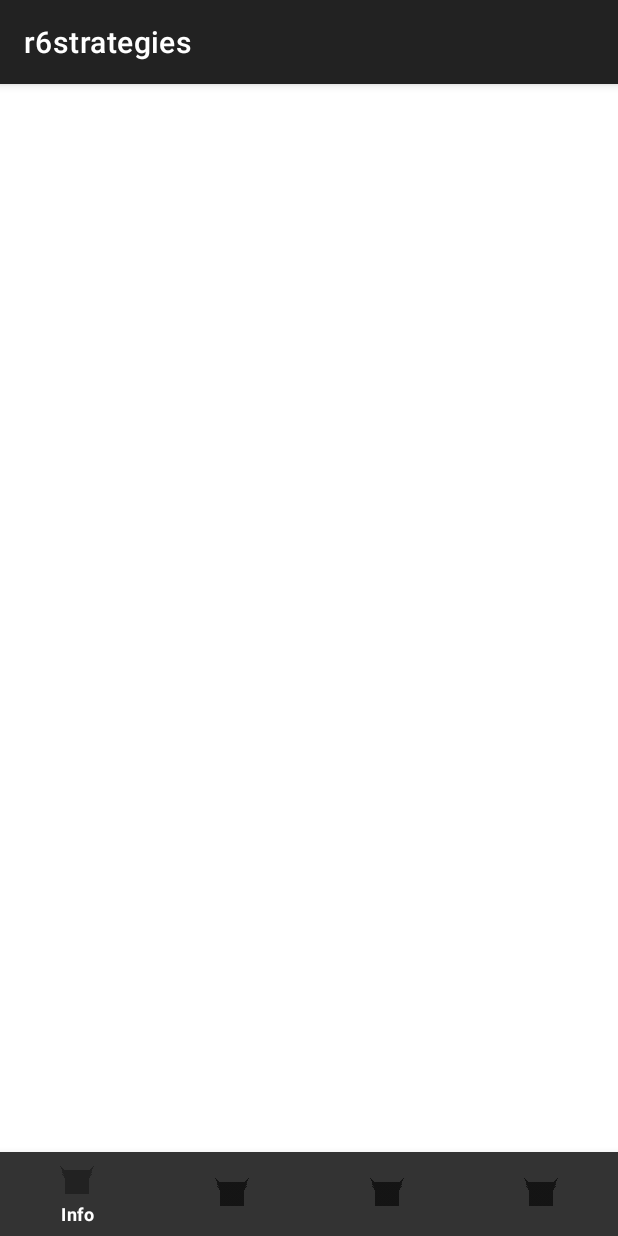
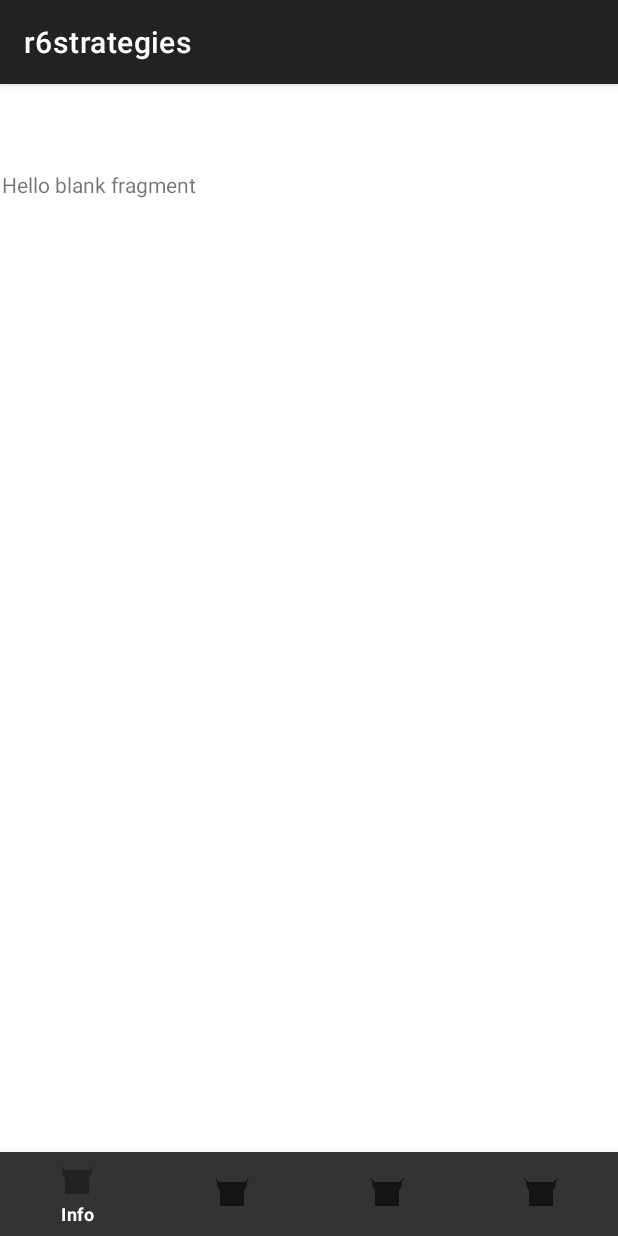
Before and after one commit to Peppone248/r6strategies, an Android app: the Valkyrie screen opened directly, with no data from a screen before it, on a phone screen of 412 x 824 dp. Run offline under Robolectric (Android 15) with nearby library versions, the phone set to English and light mode, and no system bars.

Commit message:
Ritorno alla versione precedente Activity collegata alla cardview Creazione fragment per gli operatori

```diff
--- /dev/null
+++ b/app/src/main/java/com/example/r6strategies/ValkyrieGadget.java
@@ -0,0 +1,64 @@
+package com.example.r6strategies;
+
+import android.os.Bundle;
+
+import androidx.fragment.app.Fragment;
+
+import android.view.LayoutInflater;
+import android.view.View;
+import android.view.ViewGroup;
+
+/**
+ * A simple {@link Fragment} subclass.
+ * Use the {@link ValkyrieGadget#newInstance} factory method to
+ * create an instance of this fragment.
+ */
+public class ValkyrieGadget extends Fragment {
+
+    // TODO: Rename parameter arguments, choose names that match
+    // the fragment initialization parameters, e.g. ARG_ITEM_NUMBER
+    private static final String ARG_PARAM1 = "param1";
+    private static final String ARG_PARAM2 = "param2";
+
+    // TODO: Rename and change types of parameters
+    private String mParam1;
+    private String mParam2;
+
+    public ValkyrieGadget() {
+        // Required empty public constructor
+    }
+
+    /**
+     * Use this factory method to create a new instance of
+     * this fragment using the provided parameters.
+     *
+     * @param param1 Parameter 1.
+     * @param param2 Parameter 2.
+     * @return A new instance of fragment ValkyrieGadget.
+     */
+    // TODO: Rename and change types and number of parameters
+    public static ValkyrieGadget newInstance(String param1, String param2) {
+        ValkyrieGadget fragment = new ValkyrieGadget();
+        Bundle args = new Bundle();
+        args.putString(ARG_PARAM1, param1);
+        args.putString(ARG_PARAM2, param2);
+        fragment.setArguments(args);
+        return fragment;
+    }
+
+    @Override
+    public void onCreate(Bundle savedInstanceState) {
+        super.onCreate(savedInstanceState);
+        if (getArguments() != null) {
+            mParam1 = getArguments().getString(ARG_PARAM1);
+            mParam2 = getArguments().getString(ARG_PARAM2);
+        }
+    }
+
+    @Override
+    public View onCreateView(LayoutInflater inflater, ViewGroup container,
+                             Bundle savedInstanceState) {
+        // Inflate the layout for this fragment
+        return inflater.inflate(R.layout.fragment_valkyrie_gadget, container, false);
+    }
+}
--- /dev/null
+++ b/app/src/main/java/com/example/r6strategies/ValkyrieInfo.java
@@ -0,0 +1,64 @@
+package com.example.r6strategies;
+
+import android.os.Bundle;
+
+import androidx.fragment.app.Fragment;
+
+import android.view.LayoutInflater;
+import android.view.View;
+import android.view.ViewGroup;
+
+/**
+ * A simple {@link Fragment} subclass.
+ * Use the {@link ValkyrieInfo#newInstance} factory method to
+ * create an instance of this fragment.
+ */
+public class ValkyrieInfo extends Fragment {
+
+    // TODO: Rename parameter arguments, choose names that match
+    // the fragment initialization parameters, e.g. ARG_ITEM_NUMBER
+    private static final String ARG_PARAM1 = "param1";
+    private static final String ARG_PARAM2 = "param2";
+
+    // TODO: Rename and change types of parameters
+    private String mParam1;
+    private String mParam2;
+
+    public ValkyrieInfo() {
+        // Required empty public constructor
+    }
+
+    /**
+     * Use this factory method to create a new instance of
+     * this fragment using the provided parameters.
+     *
+     * @param param1 Parameter 1.
+     * @param param2 Parameter 2.
+     * @return A new instance of fragment ValkyrieInfo.
+     */
+    // TODO: Rename and change types and number of parameters
+    public static ValkyrieInfo newInstance(String param1, String param2) {
+        ValkyrieInfo fragment = new ValkyrieInfo();
+        Bundle args = new Bundle();
+        args.putString(ARG_PARAM1, param1);
+        args.putString(ARG_PARAM2, param2);
+        fragment.setArguments(args);
+        return fragment;
+    }
+
+    @Override
+    public void onCreate(Bundle savedInstanceState) {
+        super.onCreate(savedInstanceState);
+        if (getArguments() != null) {
+            mParam1 = getArguments().getString(ARG_PARAM1);
+            mParam2 = getArguments().getString(ARG_PARAM2);
+        }
+    }
+
+    @Override
+    public View onCreateView(LayoutInflater inflater, ViewGroup container,
+                             Bundle savedInstanceState) {
+        // Inflate the layout for this fragment
+        return inflater.inflate(R.layout.fragment_valkyrie_info, container, false);
+    }
+}
--- /dev/null
+++ b/app/src/main/java/com/example/r6strategies/ValkyrieLoadout.java
@@ -0,0 +1,64 @@
+package com.example.r6strategies;
+
+import android.os.Bundle;
+
+import androidx.fragment.app.Fragment;
+
+import android.view.LayoutInflater;
+import android.view.View;
+import android.view.ViewGroup;
+
+/**
+ * A simple {@link Fragment} subclass.
+ * Use the {@link ValkyrieLoadout#newInstance} factory method to
+ * create an instance of this fragment.
+ */
+public class ValkyrieLoadout extends Fragment {
+
+    // TODO: Rename parameter arguments, choose names that match
+    // the fragment initialization parameters, e.g. ARG_ITEM_NUMBER
+    private static final String ARG_PARAM1 = "param1";
+    private static final String ARG_PARAM2 = "param2";
+
+    // TODO: Rename and change types of parameters
+    private String mParam1;
+    private String mParam2;
+
+    public ValkyrieLoadout() {
+        // Required empty public constructor
+    }
+
+    /**
+     * Use this factory method to create a new instance of
+     * this fragment using the provided parameters.
+     *
+     * @param param1 Parameter 1.
+     * @param param2 Parameter 2.
+     * @return A new instance of fragment ValkyrieLoadout.
+     */
+    // TODO: Rename and change types and number of parameters
+    public static ValkyrieLoadout newInstance(String param1, String param2) {
+        ValkyrieLoadout fragment = new ValkyrieLoadout();
+        Bundle args = new Bundle();
+        args.putString(ARG_PARAM1, param1);
+        args.putString(ARG_PARAM2, param2);
+        fragment.setArguments(args);
+        return fragment;
+    }
+
+    @Override
+    public void onCreate(Bundle savedInstanceState) {
+        super.onCreate(savedInstanceState);
+        if (getArguments() != null) {
+            mParam1 = getArguments().getString(ARG_PARAM1);
+            mParam2 = getArguments().getString(ARG_PARAM2);
+        }
+    }
+
+    @Override
+    public View onCreateView(LayoutInflater inflater, ViewGroup container,
+                             Bundle savedInstanceState) {
+        // Inflate the layout for this fragment
+        return inflater.inflate(R.layout.fragment_valkyrie_loadout, container, false);
+    }
+}
--- /dev/null
+++ b/app/src/main/java/com/example/r6strategies/ValkyrieRole.java
@@ -0,0 +1,64 @@
+package com.example.r6strategies;
+
+import android.os.Bundle;
+
+import androidx.fragment.app.Fragment;
+
+import android.view.LayoutInflater;
+import android.view.View;
+import android.view.ViewGroup;
+
+/**
+ * A simple {@link Fragment} subclass.
+ * Use the {@link ValkyrieRole#newInstance} factory method to
+ * create an instance of this fragment.
+ */
+public class ValkyrieRole extends Fragment {
+
+    // TODO: Rename parameter arguments, choose names that match
+    // the fragment initialization parameters, e.g. ARG_ITEM_NUMBER
+    private static final String ARG_PARAM1 = "param1";
+    private static final String ARG_PARAM2 = "param2";
+
+    // TODO: Rename and change types of parameters
+    private String mParam1;
+    private String mParam2;
+
+    public ValkyrieRole() {
+        // Required empty public constructor
+    }
+
+    /**
+     * Use this factory method to create a new instance of
+     * this fragment using the provided parameters.
+     *
+     * @param param1 Parameter 1.
+     * @param param2 Parameter 2.
+     * @return A new instance of fragment ValkyrieRole.
+     */
+    // TODO: Rename and change types and number of parameters
+    public static ValkyrieRole newInstance(String param1, String param2) {
+        ValkyrieRole fragment = new ValkyrieRole();
+        Bundle args = new Bundle();
+        args.putString(ARG_PARAM1, param1);
+        args.putString(ARG_PARAM2, param2);
+        fragment.setArguments(args);
+        return fragment;
+    }
+
+    @Override
+    public void onCreate(Bundle savedInstanceState) {
+        super.onCreate(savedInstanceState);
+        if (getArguments() != null) {
+            mParam1 = getArguments().getString(ARG_PARAM1);
+            mParam2 = getArguments().getString(ARG_PARAM2);
+        }
+    }
+
+    @Override
+    public View onCreateView(LayoutInflater inflater, ViewGroup container,
+                             Bundle savedInstanceState) {
+        // Inflate the layout for this fragment
+        return inflater.inflate(R.layout.fragment_valkyrie_role, container, false);
+    }
+}
--- a/app/src/main/java/com/example/r6strategies/oregon/Valkyrie.java
+++ b/app/src/main/java/com/example/r6strategies/oregon/Valkyrie.java
@@ -2,40 +2,69 @@ package com.example.r6strategies.oregon;
 
 import androidx.annotation.NonNull;
 import androidx.appcompat.app.AppCompatActivity;
+import androidx.fragment.app.Fragment;
+import androidx.fragment.app.FragmentManager;
 
 import android.os.Bundle;
 import android.view.MenuItem;
 import android.widget.Toast;
 
 import com.example.r6strategies.R;
+import com.example.r6strategies.ValkyrieGadget;
+import com.example.r6strategies.ValkyrieInfo;
+import com.example.r6strategies.ValkyrieLoadout;
+import com.example.r6strategies.ValkyrieRole;
 import com.google.android.material.bottomnavigation.BottomNavigationView;
 
 public class Valkyrie extends AppCompatActivity {
 
     BottomNavigationView navView;
+    final Fragment fragment1 = new ValkyrieInfo();
+    final Fragment fragment2 = new ValkyrieRole();
+    final Fragment fragment3 = new ValkyrieGadget();
+    final Fragment fragment4 = new ValkyrieLoadout();
+    final FragmentManager fm = getSupportFragmentManager();
+    Fragment active = fragment1;
 
     @Override
     protected void onCreate(Bundle savedInstanceState) {
         super.onCreate(savedInstanceState);
         setContentView(R.layout.activity_valkyrie);
         navView = findViewById(R.id.navigationView);
+        navView.setOnNavigationItemSelectedListener(mOnNavigationItemSelectedListener);
 
-        navView.setOnNavigationItemSelectedListener(new BottomNavigationView.OnNavigationItemSelectedListener() {
+        fm.beginTransaction().add(R.id.main_container, fragment4, "3").hide(fragment4).commit();
+        fm.beginTransaction().add(R.id.main_container, fragment3, "3").hide(fragment3).commit();
+        fm.beginTransaction().add(R.id.main_container, fragment2, "2").hide(fragment2).commit();
+        fm.beginTransaction().add(R.id.main_container,fragment1, "1").commit();
+    }
+
+    private BottomNavigationView.OnNavigationItemSelectedListener mOnNavigationItemSelectedListener = new BottomNavigationView.OnNavigationItemSelectedListener() {
         @Override
         public boolean onNavigationItemSelected(@NonNull MenuItem item) {
             switch (item.getItemId()){
+                case R.id.navigation_info:
+                    Toast.makeText(Valkyrie.this, "INFO", Toast.LENGTH_SHORT).show();
+                    fm.beginTransaction().hide(active).show(fragment1).commit();
+                    active = fragment1;
+
                 case R.id.navigation_role:
                     Toast.makeText(Valkyrie.this, "ROLE", Toast.LENGTH_SHORT).show();
-                        break;
+                    fm.beginTransaction().hide(active).show(fragment2).commit();
+                    active = fragment2;
+                    return true;
                 case R.id.navigation_gadget:
                     Toast.makeText(Valkyrie.this, "GADGET", Toast.LENGTH_SHORT).show();
-                        break;
+                    fm.beginTransaction().hide(active).show(fragment3).commit();
+                    active = fragment3;
+                    return true;
                 case R.id.navigation_loadout:
                     Toast.makeText(Valkyrie.this, "LOADOUT", Toast.LENGTH_SHORT).show();
-                        break;
-                }
+                    fm.beginTransaction().hide(active).show(fragment4).commit();
+                    active = fragment4;
                     return true;
             }
-        });
+            return false;
         }
+    };
 }
--- a/app/src/main/res/layout/activity_valkyrie.xml
+++ b/app/src/main/res/layout/activity_valkyrie.xml
@@ -1,11 +1,44 @@
 <?xml version="1.0" encoding="utf-8"?>
-<RelativeLayout
+<androidx.constraintlayout.widget.ConstraintLayout
     android:layout_width="match_parent"
     android:layout_height="match_parent"
     xmlns:app="http://schemas.android.com/apk/res-auto"
     xmlns:tools="http://schemas.android.com/tools"
     xmlns:android="http://schemas.android.com/apk/res/android"
     tools:context=".oregon.Valkyrie">
+
+    <!-- Appbar -->
+    <com.google.android.material.appbar.AppBarLayout
+        android:id="@+id/appBarLayout"
+        android:layout_width="match_parent"
+        android:layout_height="wrap_content"
+        android:visibility="invisible"
+        app:layout_constraintEnd_toEndOf="parent"
+        app:layout_constraintStart_toStartOf="parent"
+        app:layout_constraintTop_toTopOf="parent">
+
+        <!-- Toolbar -->
+        <androidx.appcompat.widget.Toolbar
+            android:id="@+id/toolbar"
+            android:layout_width="match_parent"
+            android:layout_height="?attr/actionBarSize"
+            android:visibility="invisible"
+            />
+
+    </com.google.android.material.appbar.AppBarLayout>
+
+    <!-- Fragments Container -->
+
+    <include
+        layout="@layout/content_main"
+        android:layout_width="0dp"
+        android:layout_height="0dp"
+        app:layout_constraintBottom_toTopOf="@+id/navigationView"
+        app:layout_constraintEnd_toEndOf="parent"
+        app:layout_constraintStart_toStartOf="parent"
+        app:layout_constraintTop_toBottomOf="@+id/appBarLayout" />
+
+
 
     <com.google.android.material.bottomnavigation.BottomNavigationView
         android:id="@+id/navigationView"
@@ -18,4 +51,4 @@
         app:menu="@menu/navigation"
         tools:ignore="MissingConstraints" />
 
-</RelativeLayout>
+</androidx.constraintlayout.widget.ConstraintLayout>
--- /dev/null
+++ b/app/src/main/res/layout/content_main.xml
@@ -0,0 +1,12 @@
+<?xml version="1.0" encoding="utf-8"?>
+<FrameLayout xmlns:android="http://schemas.android.com/apk/res/android"
+    xmlns:app="http://schemas.android.com/apk/res-auto"
+    xmlns:tools="http://schemas.android.com/tools"
+    android:layout_width="match_parent"
+    android:layout_height="match_parent"
+    tools:context=".oregon.Valkyrie"
+    tools:showIn="@layout/activity_valkyrie"
+    android:padding="1dp"
+    android:id="@+id/main_container">
+
+</FrameLayout>
--- /dev/null
+++ b/app/src/main/res/layout/fragment_valkyrie_info.xml
@@ -0,0 +1,14 @@
+<?xml version="1.0" encoding="utf-8"?>
+<FrameLayout xmlns:android="http://schemas.android.com/apk/res/android"
+    xmlns:tools="http://schemas.android.com/tools"
+    android:layout_width="match_parent"
+    android:layout_height="match_parent"
+    tools:context=".ValkyrieInfo">
+
+    <!-- TODO: Update blank fragment layout -->
+    <TextView
+        android:layout_width="match_parent"
+        android:layout_height="match_parent"
+        android:text="@string/hello_blank_fragment" />
+
+</FrameLayout>
```
Also changed, not shown: app/src/main/java/com/example/r6strategies/OperatorRecyclerViewDataAdapter.java (+6 -2 lines), app/src/main/res/layout/fragment_valkyrie_gadget.xml (added, +14 -0 lines), app/src/main/res/layout/fragment_valkyrie_loadout.xml (added, +14 -0 lines), app/src/main/res/layout/fragment_valkyrie_role.xml (added, +14 -0 lines). Lines whose indentation alone changed are shown as unchanged.
